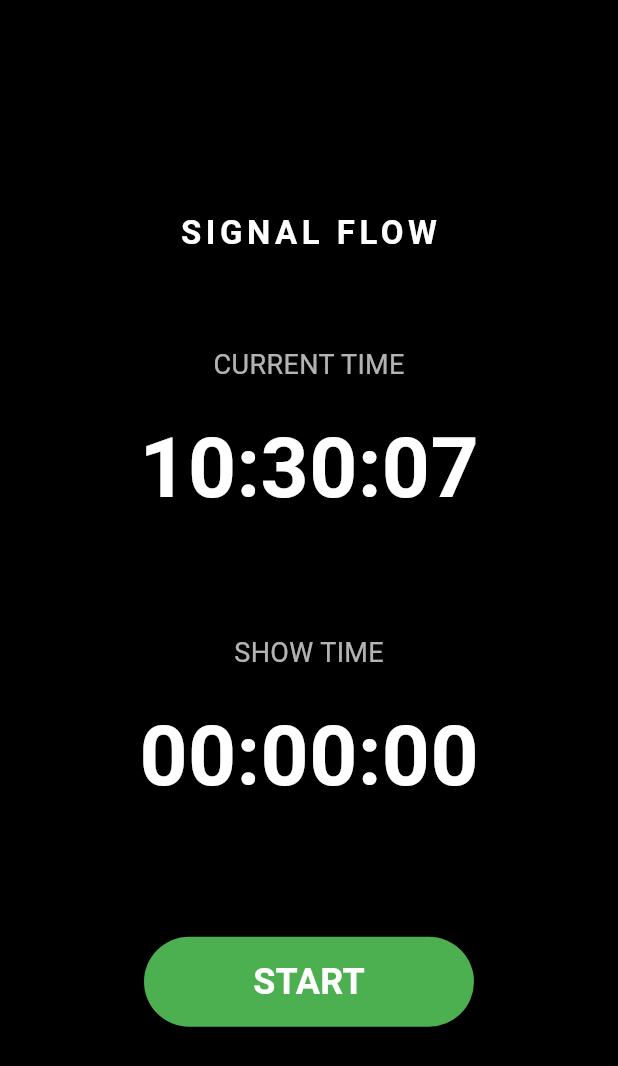
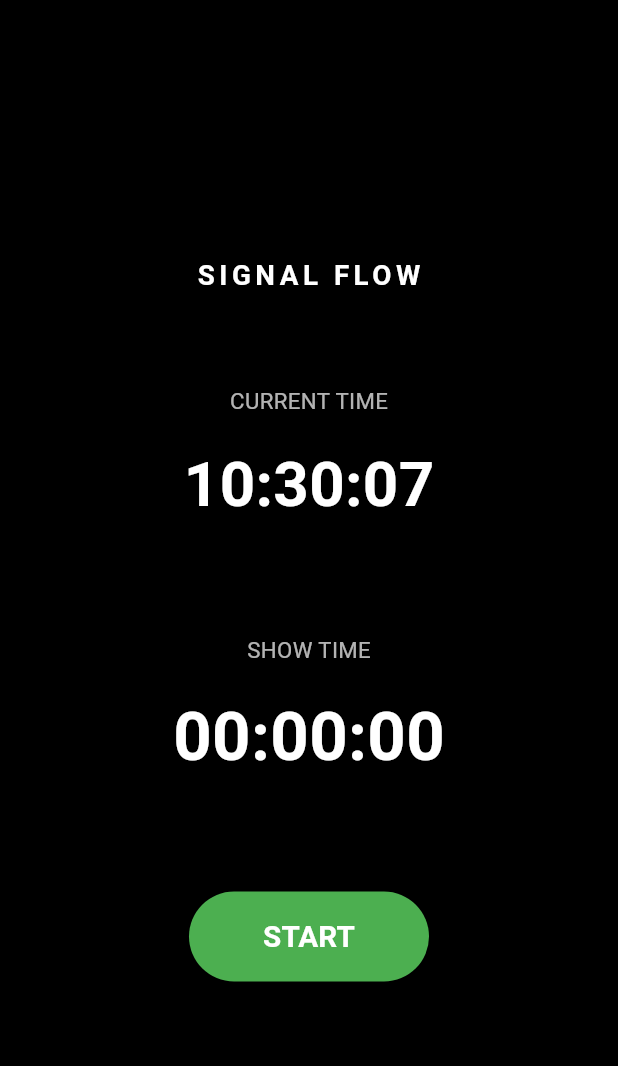
Before and after one commit to SIGNAL-FLOW-LAB/signal-flow-show-time, a Flutter app: the screen it shows after launch, on a phone screen of 412 x 824 dp. Shown: the top 1066 px of the screen. Run offline on Flutter 3.47's test engine with Material 3 defaults, Android fonts, the phone set to English and light mode, and no system bars.

Commit message:
v0.04 Add responsive layout

```diff
--- a/lib/main.dart
+++ b/lib/main.dart
@@ -93,58 +93,122 @@ class _ShowTimeScreenState extends State<ShowTimeScreen> {
     return '$hoursText:$minutesText:$secondsText';
   }
 
+  double _clamp(double value, double minimum, double maximum) {
+    return value.clamp(minimum, maximum).toDouble();
+  }
+
   @override
   Widget build(BuildContext context) {
     return Scaffold(
       backgroundColor: Colors.black,
       body: SafeArea(
+        child: LayoutBuilder(
+          builder: (context, constraints) {
+            final width = constraints.maxWidth;
+            final height = constraints.maxHeight;
+
+            final shortestSide = width < height ? width : height;
+
+            final horizontalPadding = _clamp(width * 0.06, 16, 64);
+
+            final brandFontSize = _clamp(shortestSide * 0.045, 15, 22);
+
+            final labelFontSize = _clamp(shortestSide * 0.036, 13, 18);
+
+            final currentTimeFontSize = _clamp(shortestSide * 0.115, 34, 56);
+
+            final showTimeFontSize = _clamp(shortestSide * 0.125, 36, 60);
+
+            final largeGap = _clamp(height * 0.075, 22, 60);
+
+            final sectionGap = _clamp(height * 0.085, 26, 70);
+
+            final labelGap = _clamp(height * 0.02, 8, 16);
+
+            final buttonTopGap = _clamp(height * 0.085, 26, 80);
+
+            final buttonWidth = _clamp(width * 0.38, 160, 220);
+
+            final buttonHeight = _clamp(height * 0.09, 48, 60);
+
+            final buttonFontSize = _clamp(shortestSide * 0.048, 18, 24);
+
+            return Padding(
+              padding: EdgeInsets.symmetric(
+                horizontal: horizontalPadding,
+                vertical: 12,
+              ),
               child: Center(
                 child: Column(
                   mainAxisAlignment: MainAxisAlignment.center,
                   children: [
-              const Text(
+                    Text(
                       'SIGNAL FLOW',
                       style: TextStyle(
                         color: Colors.white,
-                  fontSize: 22,
+                        fontSize: brandFontSize,
                         fontWeight: FontWeight.w600,
                         letterSpacing: 3,
                       ),
                     ),
-              const SizedBox(height: 60),
-              const Text(
+                    SizedBox(height: largeGap),
+                    Text(
                       'CURRENT TIME',
-                style: TextStyle(color: Colors.white70, fontSize: 18),
-              ),
-              const SizedBox(height: 16),
-              Text(
-                _formatCurrentTime(_currentTime),
-                style: const TextStyle(
-                  color: Colors.white,
-                  fontSize: 56,
-                  fontWeight: FontWeight.bold,
-                  fontFeatures: [FontFeature.tabularFigures()],
+                      style: TextStyle(
+                        color: Colors.white70,
+                        fontSize: labelFontSize,
                       ),
                     ),
-              const SizedBox(height: 70),
-              const Text(
-                'SHOW TIME',
-                style: TextStyle(color: Colors.white70, fontSize: 18),
-              ),
-              const SizedBox(height: 16),
-              Text(
-                _formatElapsedTime(_showElapsed),
-                style: const TextStyle(
+                    SizedBox(height: labelGap),
+                    SizedBox(
+                      width: double.infinity,
+                      height: currentTimeFontSize * 1.25,
+                      child: FittedBox(
+                        fit: BoxFit.scaleDown,
+                        alignment: Alignment.center,
+                        child: Text(
+                          _formatCurrentTime(_currentTime),
+                          maxLines: 1,
+                          style: TextStyle(
                             color: Colors.white,
-                  fontSize: 56,
+                            fontSize: currentTimeFontSize,
                             fontWeight: FontWeight.bold,
-                  fontFeatures: [FontFeature.tabularFigures()],
+                            fontFeatures: const [FontFeature.tabularFigures()],
                           ),
                         ),
-              const SizedBox(height: 80),
+                      ),
+                    ),
+                    SizedBox(height: sectionGap),
+                    Text(
+                      'SHOW TIME',
+                      style: TextStyle(
+                        color: Colors.white70,
+                        fontSize: labelFontSize,
+                      ),
+                    ),
+                    SizedBox(height: labelGap),
                     SizedBox(
-                width: 220,
-                height: 60,
+                      width: double.infinity,
+                      height: showTimeFontSize * 1.25,
+                      child: FittedBox(
+                        fit: BoxFit.scaleDown,
+                        alignment: Alignment.center,
+                        child: Text(
+                          _formatElapsedTime(_showElapsed),
+                          maxLines: 1,
+                          style: TextStyle(
+                            color: Colors.white,
+                            fontSize: showTimeFontSize,
+                            fontWeight: FontWeight.bold,
+                            fontFeatures: const [FontFeature.tabularFigures()],
+                          ),
+                        ),
+                      ),
+                    ),
+                    SizedBox(height: buttonTopGap),
+                    SizedBox(
+                      width: buttonWidth,
+                      height: buttonHeight,
                       child: ElevatedButton(
                         style: ElevatedButton.styleFrom(
                           backgroundColor: _isRunning
@@ -153,12 +217,13 @@ class _ShowTimeScreenState extends State<ShowTimeScreen> {
                           foregroundColor: Colors.white,
                           disabledBackgroundColor: Colors.grey.shade800,
                           disabledForegroundColor: Colors.white70,
+                          padding: EdgeInsets.zero,
                         ),
                         onPressed: _isRunning ? null : _startShowTime,
                         child: Text(
                           _isRunning ? 'RUNNING' : 'START',
-                    style: const TextStyle(
-                      fontSize: 24,
+                          style: TextStyle(
+                            fontSize: buttonFontSize,
                             fontWeight: FontWeight.w600,
                           ),
                         ),
@@ -167,6 +232,9 @@ class _ShowTimeScreenState extends State<ShowTimeScreen> {
                   ],
                 ),
               ),
+            );
+          },
+        ),
       ),
     );
   }
```
Lines whose indentation alone changed are shown as unchanged.
